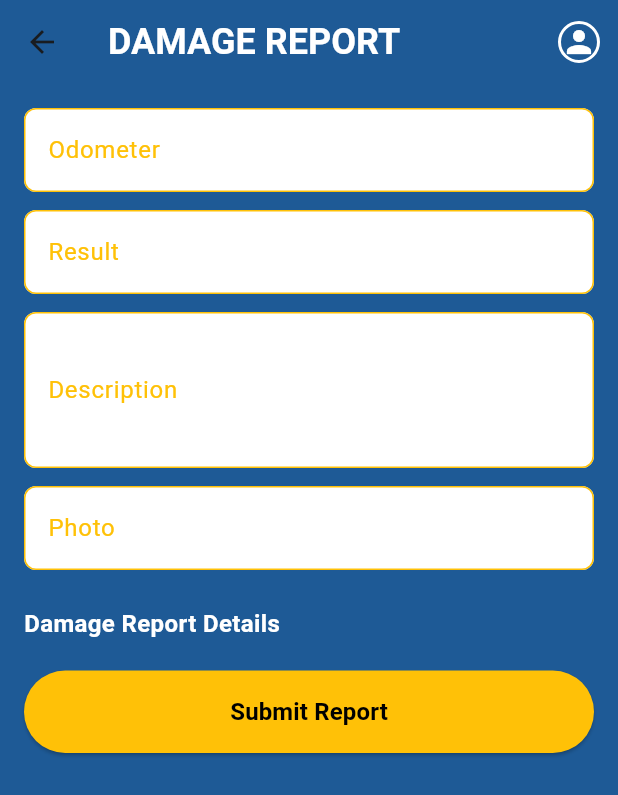
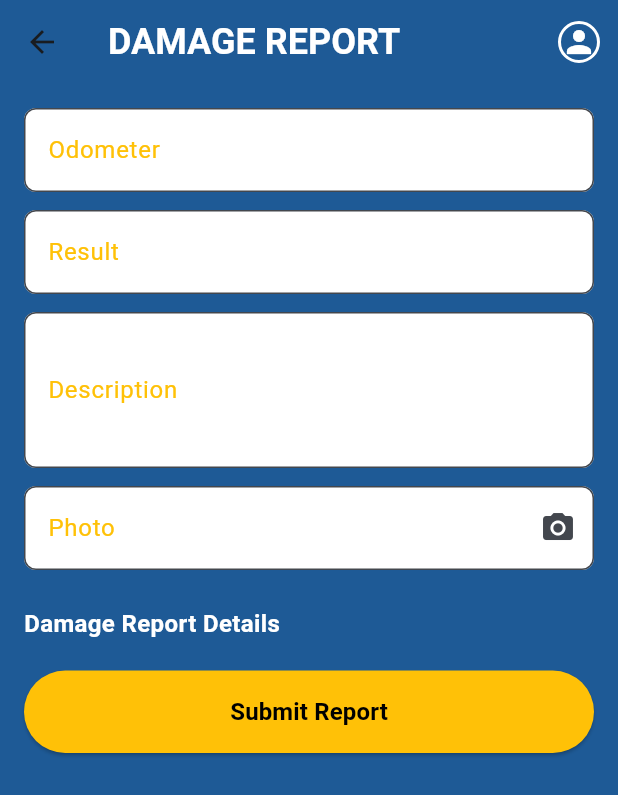
Before and after one commit to david-warris/MAD-AutoMaat, a Flutter app: the DamageReportScreen screen opened by its route, on a phone screen of 412 x 824 dp. Shown: the top 795 px of the screen. Run offline on Flutter 3.47's test engine with Material 3 defaults, Android fonts, the phone set to English and light mode, and no system bars; our stand-ins replace flutter_secure_storage, geolocator, image_picker; accounts and stored records are empty.

Commit message:
idk what this was

```diff
--- a/automaat_mad/lib/screens/damage_report_screen.dart
+++ b/automaat_mad/lib/screens/damage_report_screen.dart
@@ -1,18 +1,58 @@
+import 'dart:convert';
+import 'dart:io';
+import 'dart:typed_data';
+import 'package:image_picker/image_picker.dart';
 import 'package:automaat_mad/services/api_service.dart';
 import 'package:automaat_mad/services/damage_report_service.dart';
 import 'package:automaat_mad/widgets/appbar.dart';
 import 'package:flutter/material.dart';
 import 'package:provider/provider.dart';
 
-class DamageReportScreen extends StatelessWidget {
+class DamageReportScreen extends StatefulWidget {
   const DamageReportScreen({super.key});
 
   @override
+  State<DamageReportScreen> createState() => _DamageReportScreenState();
+}
+
+class _DamageReportScreenState extends State<DamageReportScreen> {
+  final odometerController = TextEditingController();
+  final resultController = TextEditingController();
+  final descriptionController = TextEditingController();
+  final photoController = TextEditingController();
+
+  final ImagePicker _picker = ImagePicker();
+  Uint8List? selectedImageBytes;
+
+  Future<void> pickImage() async {
+    final XFile? image = await _picker.pickImage(
+      source: ImageSource.gallery,
+      imageQuality: 70,
+      maxWidth: 1024,
+    );
+
+    if (image != null) {
+      final bytes = await image.readAsBytes(); // ✅ GEEN File()
+      final base64Image = base64Encode(bytes);
+
+      setState(() {
+        selectedImageBytes = bytes; // voor preview op web
+        photoController.text = base64Image;
+      });
+    }
+  }
+
+  @override
+  void dispose() {
+    odometerController.dispose();
+    resultController.dispose();
+    descriptionController.dispose();
+    photoController.dispose();
+    super.dispose();
+  }
+
+  @override
   Widget build(BuildContext context) {
-    final odometerController = TextEditingController();
-    final resultController = TextEditingController();
-    final descriptionController = TextEditingController();
-    final photoController = TextEditingController();
     return AppScaffold(
       title: 'Damage Report',
       body: SingleChildScrollView(
@@ -26,10 +66,7 @@ class DamageReportScreen extends StatelessWidget {
               keyboardType: TextInputType.number,
             ),
             const SizedBox(height: 12),
-            _buildTextField(
-              controller: resultController,
-              labelText: 'Result',
-            ),
+            _buildTextField(controller: resultController, labelText: 'Result'),
             const SizedBox(height: 12),
             _buildTextField(
               controller: descriptionController,
@@ -37,10 +74,36 @@ class DamageReportScreen extends StatelessWidget {
               maxLines: 3,
             ),
             const SizedBox(height: 12),
-            _buildTextField(
+
+            /// FOTO VELD
+            TextField(
               controller: photoController,
-              labelText: 'Photo',
+              readOnly: true,
+              onTap: pickImage,
+              decoration: InputDecoration(
+                labelText: 'Photo',
+                labelStyle: const TextStyle(color: Color(0xFFFFC107)),
+                filled: true,
+                fillColor: Colors.white,
+                suffixIcon: const Icon(Icons.photo_camera),
+                border: OutlineInputBorder(
+                  borderRadius: BorderRadius.circular(8),
+                ),
+              ),
             ),
+
+            /// PREVIEW
+            if (selectedImageBytes != null)
+              ClipRRect(
+                borderRadius: BorderRadius.circular(8),
+                child: Image.memory(
+                  selectedImageBytes!,
+                  height: 160,
+                  width: double.infinity,
+                  fit: BoxFit.cover,
+                ),
+              ),
+
             const SizedBox(height: 24),
             const Text(
               'Damage Report Details',
@@ -51,6 +114,7 @@ class DamageReportScreen extends StatelessWidget {
               ),
             ),
             const SizedBox(height: 20),
+
             SizedBox(
               width: double.infinity,
               child: ElevatedButton(
@@ -61,12 +125,14 @@ class DamageReportScreen extends StatelessWidget {
                 ),
                 onPressed: () async {
                   final api = Provider.of<ApiService>(context, listen: false);
+
                   await DamageReportService(api: api).submitReport(
                     odometer: odometerController.text,
                     result: resultController.text,
                     description: descriptionController.text,
-                    photo: photoController.text,
+                    photo: photoController.text, // STRING PAD
                   );
+
                   Navigator.pop(context);
                 },
                 child: const Text(
@@ -94,18 +160,7 @@ class DamageReportScreen extends StatelessWidget {
         labelStyle: const TextStyle(color: Color(0xFFFFC107)),
         filled: true,
         fillColor: Colors.white,
-        border: OutlineInputBorder(
-          borderRadius: BorderRadius.circular(8),
-          borderSide: const BorderSide(color: Color(0xFFFFC107)),
-        ),
-        enabledBorder: OutlineInputBorder(
-          borderRadius: BorderRadius.circular(8),
-          borderSide: const BorderSide(color: Color(0xFFFFC107)),
-        ),
-        focusedBorder: OutlineInputBorder(
-          borderRadius: BorderRadius.circular(8),
-          borderSide: const BorderSide(color: Color(0xFFFFC107), width: 2),
-        ),
+        border: OutlineInputBorder(borderRadius: BorderRadius.circular(8)),
       ),
       keyboardType: keyboardType,
       maxLines: maxLines,
```
Also changed, not shown: automaat_mad/lib/services/auth_service.dart (+16 -2 lines).
